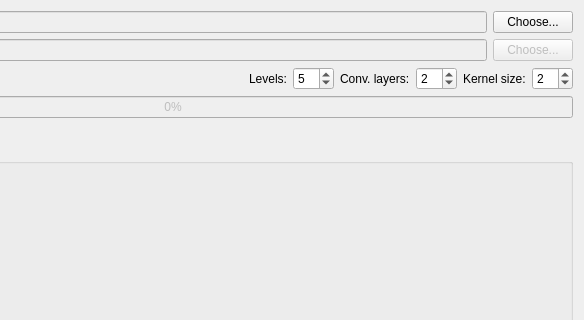
This is src/dafne_models/ui/ModelTrainer.ui in ValentinaVisani/dafne-models_aschoplex as Qt 5 draws it before an edit; both pictures show x 238 to 822 and y 0 to 320 of the 822 by 642 pixel window. The edited form follows.
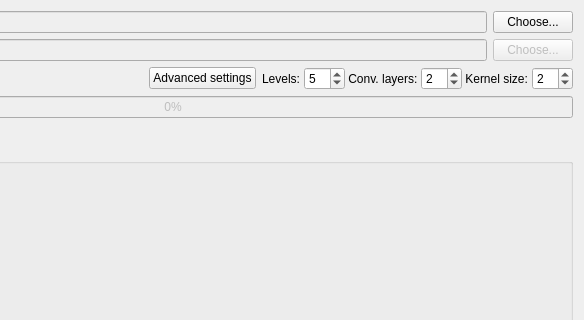
This is the edited form.

Commit message: Small UI fixes, reduced validation split

```diff
--- a/src/dafne_models/ui/ModelTrainer.ui
+++ b/src/dafne_models/ui/ModelTrainer.ui
@@ -108,9 +108,49 @@
       </spacer>
      </item>
      <item>
+      <widget class="QPushButton" name="advanced_button">
+       <property name="text">
+        <string>Advanced settings</string>
+       </property>
+      </widget>
+     </item>
+     <item>
+      <widget class="QWidget" name="advanced_widget" native="true">
+       <property name="enabled">
+        <bool>true</bool>
+       </property>
+       <property name="sizePolicy">
+        <sizepolicy hsizetype="Minimum" vsizetype="Preferred">
+         <horstretch>0</horstretch>
+         <verstretch>0</verstretch>
+        </sizepolicy>
+       </property>
+       <property name="minimumSize">
+        <size>
+         <width>0</width>
+         <height>0</height>
+        </size>
+       </property>
+       <layout class="QHBoxLayout" name="horizontalLayout_5">
+        <property name="spacing">
+         <number>0</number>
+        </property>
+        <property name="leftMargin">
+         <number>0</number>
+        </property>
+        <property name="topMargin">
+         <number>0</number>
+        </property>
+        <property name="rightMargin">
+         <number>0</number>
+        </property>
+        <property name="bottomMargin">
+         <number>0</number>
+        </property>
+        <item>
       <widget class="QLabel" name="label_3">
        <property name="text">
-        <string>Levels:</string>
+           <string>Levels: </string>
        </property>
       </widget>
      </item>
@@ -127,7 +167,7 @@
      <item>
       <widget class="QLabel" name="label_4">
        <property name="text">
-        <string>Conv. layers:</string>
+           <string> Conv. layers: </string>
        </property>
       </widget>
      </item>
@@ -141,7 +181,7 @@
      <item>
       <widget class="QLabel" name="label_5">
        <property name="text">
-        <string>Kernel size:</string>
+           <string> Kernel size: </string>
        </property>
       </widget>
      </item>
@@ -153,6 +193,9 @@
        <property name="value">
         <number>2</number>
        </property>
+         </widget>
+        </item>
+       </layout>
       </widget>
      </item>
     </layout>
```
Lines whose indentation alone changed are shown as unchanged. The commit also changes 4 other files.
